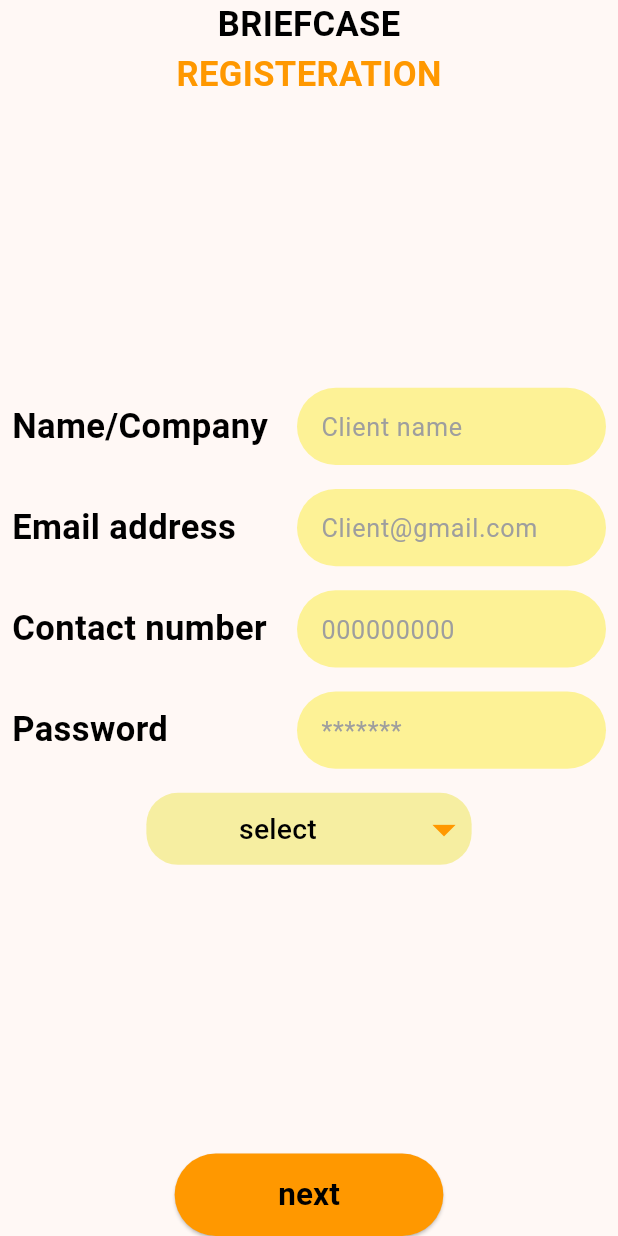
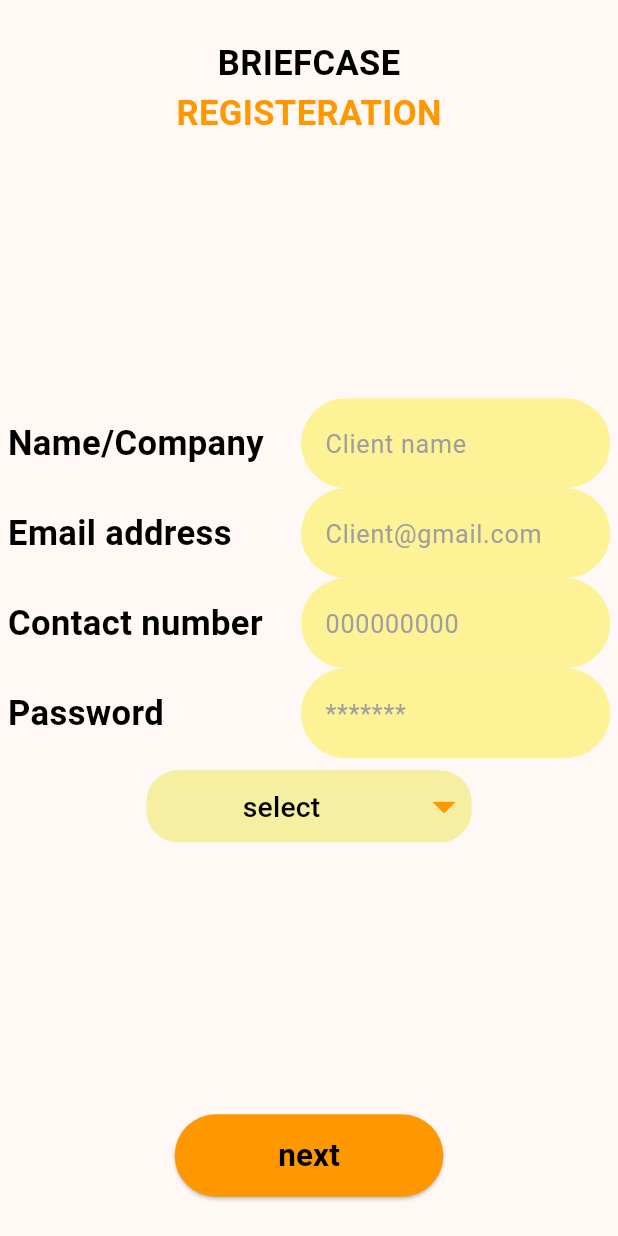
Before and after one commit to laith-mogajadamy/lawyer, a Flutter app: the screen it shows after launch, after a tap on "REGISTER", on a phone screen of 412 x 824 dp. Run offline on Flutter 3.47's test engine with Material 3 defaults, Android fonts, the phone set to English and light mode, and no system bars; our stand-ins replace bloc, equatable, flutter_bloc, flutter_screenutil, flutter_svg, font_awesome_flutter and 2 more; missing offline and left inert: my_fatoorah.

Commit message:
register bloc

```diff
--- a/lib/screens/welcome/controller/enter_event.dart
+++ b/lib/screens/welcome/controller/enter_event.dart
@@ -20,7 +20,39 @@ class LoginPasswordChanged extends EnterEvent {
   List<Object?> get props => [password];
 }
 
+class LoginNameChanged extends EnterEvent {
+  final String? name;
+
+  LoginNameChanged({this.name});
+
+  @override
+  List<Object?> get props => [name];
+}
+
+class LoginNumberChanged extends EnterEvent {
+  final String? number;
+
+  LoginNumberChanged({this.number});
+
+  @override
+  List<Object?> get props => [number];
+}
+
+class TypeChanged extends EnterEvent {
+  final String? type;
+
+  TypeChanged({this.type});
+
+  @override
+  List<Object?> get props => [type];
+}
+
 class LoginSubmitted extends EnterEvent {
   @override
   List<Object?> get props => [];
 }
+
+class RegisterSubmitted extends EnterEvent {
+  @override
+  List<Object?> get props => [];
+}
--- a/lib/screens/welcome/controller/enter_state.dart
+++ b/lib/screens/welcome/controller/enter_state.dart
@@ -6,27 +6,40 @@ class EnterState extends Equatable {
 
   final String password;
   bool get isValidPassword => password.length > 6;
-
+  final String name;
+  final String number;
+  bool get isValidnumber => number.length > 10;
+  final String type;
   final FormSubmissionStatus formStatus;
 
   const EnterState({
     this.username = '',
     this.password = '',
+    this.name = '',
+    this.number = '',
+    this.type = '',
     this.formStatus = const InitialFormStatus(),
   });
 
   EnterState copyWith({
     String? username,
     String? password,
+    String? name,
+    String? number,
+    String? type,
     FormSubmissionStatus? formStatus,
   }) {
     return EnterState(
       username: username ?? this.username,
       password: password ?? this.password,
+      name: name ?? this.name,
+      number: number ?? this.number,
+      type: type ?? this.type,
       formStatus: formStatus ?? this.formStatus,
     );
   }
 
   @override
-  List<Object?> get props => [username, password, formStatus];
+  List<Object?> get props =>
+      [username, password, name, number, type, formStatus];
 }
--- a/lib/screens/welcome/register.dart
+++ b/lib/screens/welcome/register.dart
@@ -1,6 +1,9 @@
 import 'package:flutter/material.dart';
+import 'package:flutter_bloc/flutter_bloc.dart';
 import 'package:flutter_screenutil/flutter_screenutil.dart';
+import 'package:lawyer/core/utils/formstatus.dart';
 import 'package:lawyer/screens/pages/pages.dart';
+import 'package:lawyer/screens/welcome/controller/enter_bloc.dart';
 import 'package:lawyer/screens/widgets/black18text.dart';
 import 'package:lawyer/screens/widgets/black22text.dart';
 import 'package:lawyer/screens/widgets/orange22text.dart';
@@ -18,6 +21,8 @@ class _RegisterState extends State<Register> {
   TextEditingController email = TextEditingController();
   TextEditingController number = TextEditingController();
   TextEditingController password = TextEditingController();
+  final formKey = GlobalKey<FormState>();
+
   @override
   void initState() {
     super.initState();
@@ -35,63 +40,38 @@ class _RegisterState extends State<Register> {
   @override
   Widget build(BuildContext context) {
     Size size = MediaQuery.of(context).size;
-    List<DropdownMenuItem> clients = [
+    List<String> types = [
+      "Lawyer",
+      "Legal consultant",
+      "Typing center",
+      "Client"
+    ];
+
+    List<DropdownMenuItem> clients = [];
+    for (var i = 0; i < types.length; i++) {
+      clients.add(
         DropdownMenuItem(
-        value: "Lawyer",
+          value: types[i],
           child: Container(
             width: size.width / 2,
             decoration: BoxDecoration(
                 color: const Color.fromARGB(255, 246, 238, 161),
                 borderRadius: BorderRadius.circular(20.r)),
-          child: const Padding(
-            padding: EdgeInsets.all(8.0),
-            child: Black18text(text: "Lawyer"),
+            child: Padding(
+              padding: EdgeInsets.symmetric(horizontal: 5.w, vertical: 5.h),
+              child: Black18text(text: types[i]),
             ),
           ),
         ),
-      DropdownMenuItem(
-        value: "Legal consultant",
-        child: Container(
-          width: size.width / 2,
-          decoration: BoxDecoration(
-              color: const Color.fromARGB(255, 246, 238, 161),
-              borderRadius: BorderRadius.circular(20.r)),
-          child: const Padding(
-            padding: EdgeInsets.all(8.0),
-            child: Black18text(text: "Legal consultant"),
-          ),
-        ),
-      ),
-      DropdownMenuItem(
-        value: "Typing center",
-        child: Container(
-          width: size.width / 2,
-          decoration: BoxDecoration(
-              color: const Color.fromARGB(255, 246, 238, 161),
-              borderRadius: BorderRadius.circular(20.r)),
-          child: const Padding(
-            padding: EdgeInsets.all(8.0),
-            child: Black18text(text: "Typing center"),
-          ),
-        ),
-      ),
-      DropdownMenuItem(
-        value: "Client",
-        child: Container(
-          width: size.width / 2,
-          decoration: BoxDecoration(
-              color: const Color.fromARGB(255, 246, 238, 161),
-              borderRadius: BorderRadius.circular(20.r)),
-          child: const Padding(
-            padding: EdgeInsets.all(8.0),
-            child: Black18text(text: "Client"),
-          ),
-        ),
-      ),
-    ];
-
+      );
+    }
+    return BlocProvider(
+      create: (context) => EnterBloc(),
+      child: BlocBuilder<EnterBloc, EnterState>(
+        builder: (context, state) {
           return Scaffold(
-      body: SafeArea(
+            body: Padding(
+              padding: EdgeInsets.symmetric(vertical: 25.h),
               child: Column(
                 crossAxisAlignment: CrossAxisAlignment.center,
                 mainAxisAlignment: MainAxisAlignment.spaceBetween,
@@ -102,29 +82,38 @@ class _RegisterState extends State<Register> {
                       Orange22text(text: "REGISTERATION"),
                     ],
                   ),
-            Column(
+                  Padding(
+                    padding:
+                        EdgeInsets.symmetric(horizontal: 5.w, vertical: 5.h),
+                    child: Form(
+                      key: formKey,
+                      child: Column(
                         children: [
-                Padding(
-                  padding: const EdgeInsets.all(8.0),
-                  child: Row(
+                          Row(
                             mainAxisAlignment: MainAxisAlignment.spaceBetween,
                             children: [
                               const Black22text(text: "Name/Company"),
                               SizedBox(
-                        height: size.height / 16,
                                 width: size.width / 2,
-                        child: Form(
                                 child: TextFormField(
                                   controller: name,
-                          style:
-                              TextStyle(color: Colors.black, fontSize: 18.sp),
+                                  validator: (value) => state.isValidUsername
+                                      ? null
+                                      : "name is too short",
+                                  onChanged: (value) =>
+                                      context.read<EnterBloc>().add(
+                                            LoginNameChanged(name: value),
+                                          ),
+                                  style: TextStyle(
+                                      color: Colors.black, fontSize: 18.sp),
                                   cursorColor: Colors.black,
                                   decoration: InputDecoration(
-                            fillColor: const Color.fromARGB(255, 253, 242, 150),
+                                    fillColor: const Color.fromARGB(
+                                        255, 253, 242, 150),
                                     filled: true,
                                     hintText: "Client name",
-                            hintStyle:
-                                TextStyle(color: Colors.grey, fontSize: 16.sp),
+                                    hintStyle: TextStyle(
+                                        color: Colors.grey, fontSize: 16.sp),
                                     border: OutlineInputBorder(
                                       borderSide: BorderSide.none,
                                       borderRadius: BorderRadius.circular(
@@ -132,32 +121,37 @@ class _RegisterState extends State<Register> {
                                       ),
                                     ),
                                   ),
-                        )),
+                                ),
                               )
                             ],
                           ),
-                ),
-                Padding(
-                  padding: const EdgeInsets.all(8.0),
-                  child: Row(
+                          Row(
                             mainAxisAlignment: MainAxisAlignment.spaceBetween,
                             children: [
-                      const SizedBox(child: Black22text(text: "Email address")),
+                              const SizedBox(
+                                  child: Black22text(text: "Email address")),
                               SizedBox(
-                        height: size.height / 16,
                                 width: size.width / 2,
-                        child: Form(
                                 child: TextFormField(
                                   controller: email,
-                          style:
-                              TextStyle(color: Colors.black, fontSize: 18.sp),
+                                  validator: (value) => state.isValidUsername
+                                      ? null
+                                      : "Email is too short",
+                                  onChanged: (value) => context
+                                      .read<EnterBloc>()
+                                      .add(
+                                        LoginUsernameChanged(username: value),
+                                      ),
+                                  style: TextStyle(
+                                      color: Colors.black, fontSize: 18.sp),
                                   cursorColor: Colors.black,
                                   decoration: InputDecoration(
-                            fillColor: const Color.fromARGB(255, 253, 242, 150),
+                                    fillColor: const Color.fromARGB(
+                                        255, 253, 242, 150),
                                     filled: true,
                                     hintText: "Client@gmail.com",
-                            hintStyle:
-                                TextStyle(color: Colors.grey, fontSize: 16.sp),
+                                    hintStyle: TextStyle(
+                                        color: Colors.grey, fontSize: 16.sp),
                                     border: OutlineInputBorder(
                                       borderSide: BorderSide.none,
                                       borderRadius: BorderRadius.circular(
@@ -165,30 +159,32 @@ class _RegisterState extends State<Register> {
                                       ),
                                     ),
                                   ),
-                        )),
+                                ),
                               )
                             ],
                           ),
-                ),
-                Padding(
-                  padding: const EdgeInsets.all(8.0),
-                  child: Row(
+                          Row(
                             mainAxisAlignment: MainAxisAlignment.spaceBetween,
                             children: [
                               const SizedBox(
                                   child: Black22text(text: "Contact number")),
                               SizedBox(
-                        height: size.height / 16,
                                 width: size.width / 2,
-                        child: Form(
                                 child: TextFormField(
                                   controller: number,
-                            style:
-                                TextStyle(color: Colors.black, fontSize: 18.sp),
+                                  validator: (value) => state.isValidnumber
+                                      ? null
+                                      : "number is too short",
+                                  onChanged: (value) =>
+                                      context.read<EnterBloc>().add(
+                                            LoginNumberChanged(number: value),
+                                          ),
+                                  style: TextStyle(
+                                      color: Colors.black, fontSize: 18.sp),
                                   cursorColor: Colors.black,
                                   decoration: InputDecoration(
-                              fillColor:
-                                  const Color.fromARGB(255, 253, 242, 150),
+                                    fillColor: const Color.fromARGB(
+                                        255, 253, 242, 150),
                                     filled: true,
                                     hintText: "000000000",
                                     hintStyle: TextStyle(
@@ -201,29 +197,32 @@ class _RegisterState extends State<Register> {
                                     ),
                                   ),
                                 ),
-                        ),
                               )
                             ],
                           ),
-                ),
-                Padding(
-                  padding: const EdgeInsets.all(8.0),
-                  child: Row(
+                          Row(
                             mainAxisAlignment: MainAxisAlignment.spaceBetween,
                             children: [
-                      const SizedBox(child: Black22text(text: "Password")),
+                              const SizedBox(
+                                  child: Black22text(text: "Password")),
                               SizedBox(
-                        height: size.height / 16,
                                 width: size.width / 2,
-                        child: Form(
                                 child: TextFormField(
                                   controller: password,
-                            style:
-                                TextStyle(color: Colors.black, fontSize: 18.sp),
+                                  validator: (value) => state.isValidPassword
+                                      ? null
+                                      : 'Password is too short',
+                                  onChanged: (value) => context
+                                      .read<EnterBloc>()
+                                      .add(
+                                        LoginPasswordChanged(password: value),
+                                      ),
+                                  style: TextStyle(
+                                      color: Colors.black, fontSize: 18.sp),
                                   cursorColor: Colors.black,
                                   decoration: InputDecoration(
-                              fillColor:
-                                  const Color.fromARGB(255, 253, 242, 150),
+                                    fillColor: const Color.fromARGB(
+                                        255, 253, 242, 150),
                                     filled: true,
                                     hintText: "*******",
                                     hintStyle: TextStyle(
@@ -236,17 +235,16 @@ class _RegisterState extends State<Register> {
                                     ),
                                   ),
                                 ),
-                        ),
                               )
                             ],
-                  ),
                           ),
                           Padding(
                             padding: const EdgeInsets.all(8.0),
                             child: Container(
                               width: size.width / 1.9,
                               decoration: BoxDecoration(
-                        color: const Color.fromARGB(255, 246, 238, 161),
+                                  color:
+                                      const Color.fromARGB(255, 246, 238, 161),
                                   borderRadius: BorderRadius.circular(20.r)),
                               child: DropdownButton(
                                   icon: Icon(
@@ -262,27 +260,48 @@ class _RegisterState extends State<Register> {
                                   ),
                                   borderRadius: BorderRadius.circular(20.r),
                                   hint: Text(
-                          dropvalue,
-                          style:
-                              TextStyle(fontSize: 18.sp, color: Colors.black),
+                                    (state.type.isEmpty)
+                                        ? "select"
+                                        : state.type,
+                                    style: TextStyle(
+                                        fontSize: 18.sp, color: Colors.black),
                                   ),
                                   items: clients,
                                   isExpanded: true,
                                   onChanged: (v) {
-                          setState(() {
-                            dropvalue = v;
-                          });
+                                    context.read<EnterBloc>().add(
+                                          TypeChanged(type: v),
+                                        );
                                   }),
                             ),
                           ),
                         ],
                       ),
+                    ),
+                  ),
                   ElevatedButton(
                     onPressed: () {
+                      if (formKey.currentState!.validate()) {
+                        context.read<EnterBloc>().add(RegisterSubmitted());
+                      }
+                      print(state.username);
+                      print("=============");
+                      print(state.name);
+                      print("=============");
+                      print(state.number);
+                      print("=============");
+                      print(state.password);
+                      print("=============");
+                      print(state.type);
+                      print("=============");
+                      print(state.formStatus);
+                      if (state.formStatus is SubmissionSuccess) {
                         Navigator.push(
                           context,
-                  MaterialPageRoute(builder: (context) => const MyPages()),
+                          MaterialPageRoute(
+                              builder: (context) => const MyPages()),
                         );
+                      }
                     },
                     style: ElevatedButton.styleFrom(
                       fixedSize: Size(size.width / 2.3, size.height / 15),
@@ -299,6 +318,9 @@ class _RegisterState extends State<Register> {
                   ),
                 ],
               ),
+            ),
+          );
+        },
       ),
     );
   }
```
Also changed, not shown: lib/screens/welcome/controller/enter_bloc.dart (+30 -0 lines), lib/screens/welcome/login.dart (+19 -17 lines). Lines whose indentation alone changed are shown as unchanged.
